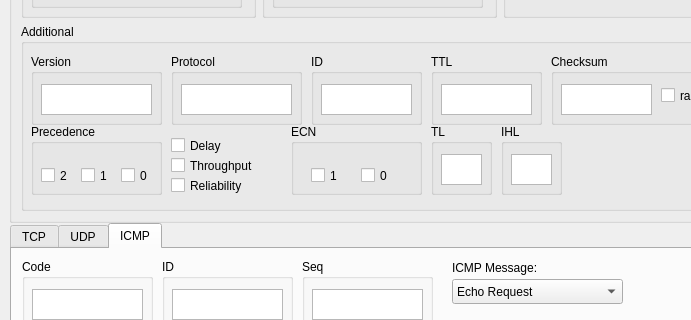
Qt form prog.ui (Hiirigma/packGen) before a commit; both pictures show x 0 to 691 and y 207 to 527 of the 1509 by 748 pixel window.
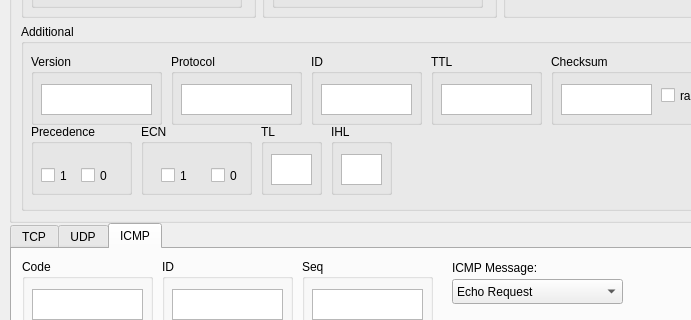
The same form after that commit.

```diff
--- a/prog.ui
+++ b/prog.ui
@@ -330,7 +330,7 @@
         <rect>
          <x>10</x>
          <y>100</y>
-         <width>131</width>
+         <width>101</width>
          <height>71</height>
         </rect>
        </property>
@@ -340,19 +340,6 @@
        <widget class="QCheckBox" name="PrecCheckBox0">
         <property name="geometry">
          <rect>
-          <x>90</x>
-          <y>40</y>
-          <width>31</width>
-          <height>23</height>
-         </rect>
-        </property>
-        <property name="text">
-         <string>0</string>
-        </property>
-       </widget>
-       <widget class="QCheckBox" name="PrecCheckBox1">
-        <property name="geometry">
-         <rect>
           <x>50</x>
           <y>40</y>
           <width>31</width>
@@ -360,10 +347,10 @@
          </rect>
         </property>
         <property name="text">
-         <string>1</string>
+         <string>0</string>
         </property>
        </widget>
-       <widget class="QCheckBox" name="PrecCheckBox2">
+       <widget class="QCheckBox" name="PrecCheckBox1">
         <property name="geometry">
          <rect>
           <x>10</x>
@@ -373,16 +360,16 @@
          </rect>
         </property>
         <property name="text">
-         <string>2</string>
+         <string>1</string>
         </property>
        </widget>
       </widget>
       <widget class="QGroupBox" name="ECNBox">
        <property name="geometry">
         <rect>
-         <x>270</x>
+         <x>120</x>
          <y>100</y>
-         <width>131</width>
+         <width>111</width>
          <height>71</height>
         </rect>
        </property>
@@ -419,7 +406,7 @@
       <widget class="QGroupBox" name="TLBox">
        <property name="geometry">
         <rect>
-         <x>410</x>
+         <x>240</x>
          <y>100</y>
          <width>61</width>
          <height>71</height>
@@ -442,7 +429,7 @@
       <widget class="QGroupBox" name="IHLBox">
        <property name="geometry">
         <rect>
-         <x>480</x>
+         <x>310</x>
          <y>100</y>
          <width>61</width>
          <height>71</height>
@@ -462,45 +449,6 @@
         </property>
        </widget>
       </widget>
-      <widget class="QCheckBox" name="DelayCheck">
-       <property name="geometry">
-        <rect>
-         <x>150</x>
-         <y>110</y>
-         <width>71</width>
-         <height>23</height>
-        </rect>
-       </property>
-       <property name="text">
-        <string>Delay</string>
-       </property>
-      </widget>
-      <widget class="QCheckBox" name="ReliabCheck">
-       <property name="geometry">
-        <rect>
-         <x>150</x>
-         <y>150</y>
-         <width>91</width>
-         <height>23</height>
-        </rect>
-       </property>
-       <property name="text">
-        <string>Reliability</string>
-       </property>
-      </widget>
-      <widget class="QCheckBox" name="ThrCheck">
-       <property name="geometry">
-        <rect>
-         <x>150</x>
-         <y>130</y>
-         <width>111</width>
-         <height>23</height>
-        </rect>
-       </property>
-       <property name="text">
-        <string>Throughput</string>
-       </property>
-      </widget>
      </widget>
     </item>
     <item row="1" column="0">
```
